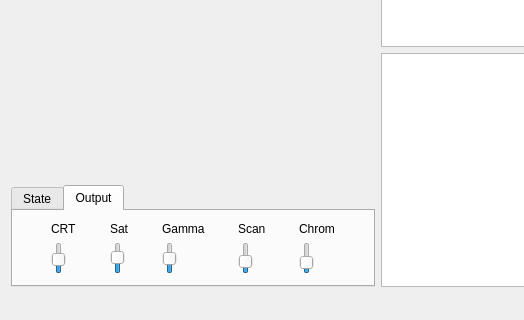
Above: OK64/mainwindow.ui from leuat/OK64 before the change; both pictures show x 0 to 524 and y 704 to 1024 of the 700 by 1024 pixel window. Below: the same form after it.
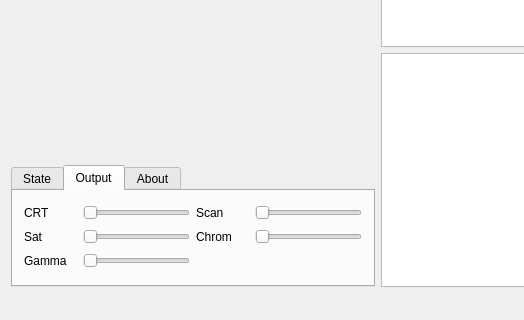
That is the form after the change. Custom widgets are drawn as their Qt base class.

The edit to the form file:
```diff
--- a/OK64/mainwindow.ui
+++ b/OK64/mainwindow.ui
@@ -104,92 +104,94 @@
              <attribute name="title">
               <string>Output</string>
              </attribute>
-             <layout class="QGridLayout" name="gridLayout_3" columnstretch="1,1,1,1,0">
-              <item row="0" column="2">
+             <layout class="QGridLayout" name="gridLayout_3" columnstretch="1,2,1,2">
+              <item row="4" column="1">
+               <widget class="QSlider" name="sldGamma">
+                <property name="orientation">
+                 <enum>Qt::Horizontal</enum>
+                </property>
+               </widget>
+              </item>
+              <item row="0" column="3">
+               <widget class="QSlider" name="sldScan">
+                <property name="orientation">
+                 <enum>Qt::Horizontal</enum>
+                </property>
+               </widget>
+              </item>
+              <item row="4" column="0">
                <widget class="QLabel" name="label_4">
                 <property name="text">
                  <string>Gamma</string>
                 </property>
                </widget>
               </item>
-              <item row="0" column="3">
-               <widget class="QLabel" name="label_5">
-                <property name="text">
-                 <string>Scan</string>
-                </property>
-               </widget>
-              </item>
-              <item row="0" column="0">
-               <widget class="QLabel" name="label_2">
-                <property name="text">
-                 <string>CRT</string>
-                </property>
-               </widget>
-              </item>
-              <item row="0" column="1">
+              <item row="3" column="0">
                <widget class="QLabel" name="label_3">
                 <property name="text">
                  <string>Sat</string>
                 </property>
                </widget>
               </item>
-              <item row="1" column="1">
-               <widget class="QSlider" name="sldSat">
-                <property name="value">
-                 <number>50</number>
-                </property>
-                <property name="orientation">
-                 <enum>Qt::Vertical</enum>
-                </property>
-               </widget>
-              </item>
-              <item row="1" column="2">
-               <widget class="QSlider" name="sldGamma">
-                <property name="value">
-                 <number>45</number>
-                </property>
-                <property name="orientation">
-                 <enum>Qt::Vertical</enum>
-                </property>
-               </widget>
-              </item>
-              <item row="1" column="0">
+              <item row="0" column="1">
                <widget class="QSlider" name="sldCrt">
-                <property name="value">
-                 <number>40</number>
-                </property>
                 <property name="orientation">
-                 <enum>Qt::Vertical</enum>
+                 <enum>Qt::Horizontal</enum>
                 </property>
                </widget>
               </item>
-              <item row="1" column="3">
-               <widget class="QSlider" name="sldScan">
-                <property name="value">
-                 <number>30</number>
+              <item row="0" column="2">
+               <widget class="QLabel" name="label_5">
+                <property name="text">
+                 <string>Scan</string>
                 </property>
-                <property name="sliderPosition">
-                 <number>30</number>
-                </property>
-                <property name="orientation">
-                 <enum>Qt::Vertical</enum>
-                </property>
                </widget>
               </item>
-              <item row="1" column="4">
-               <widget class="QSlider" name="sldChrom">
-                <property name="value">
-                 <number>25</number>
-                </property>
-                <property name="orientation">
-                 <enum>Qt::Vertical</enum>
-                </property>
-               </widget>
-              </item>
-              <item row="0" column="4">
+              <item row="3" column="2">
                <widget class="QLabel" name="label_6">
                 <property name="text">
                  <string>Chrom</string>
+                </property>
+               </widget>
+              </item>
+              <item row="3" column="1">
+               <widget class="QSlider" name="sldSat">
+                <property name="orientation">
+                 <enum>Qt::Horizontal</enum>
+                </property>
+               </widget>
+              </item>
+              <item row="0" column="0">
+               <widget class="QLabel" name="label_2">
+                <property name="text">
+                 <string>CRT</string>
+                </property>
+               </widget>
+              </item>
+              <item row="3" column="3">
+               <widget class="QSlider" name="sldChrom">
+                <property name="orientation">
+                 <enum>Qt::Horizontal</enum>
+                </property>
+               </widget>
+              </item>
+             </layout>
+            </widget>
+            <widget class="QWidget" name="tab_3">
+             <attribute name="title">
+              <string>About</string>
+             </attribute>
+             <layout class="QGridLayout" name="gridLayout">
+              <item row="0" column="0">
+               <widget class="QTextBrowser" name="textBrowser">
+                <property name="html">
+                 <string>&lt;!DOCTYPE HTML PUBLIC &quot;-//W3C//DTD HTML 4.0//EN&quot; &quot;http://www.w3.org/TR/REC-html40/strict.dtd&quot;&gt;
+&lt;html&gt;&lt;head&gt;&lt;meta name=&quot;qrichtext&quot; content=&quot;1&quot; /&gt;&lt;meta charset=&quot;utf-8&quot; /&gt;&lt;style type=&quot;text/css&quot;&gt;
+p, li { white-space: pre-wrap; }
+&lt;/style&gt;&lt;/head&gt;&lt;body style=&quot; font-family:'Segoe UI'; font-size:9pt; font-weight:400; font-style:normal;&quot;&gt;
+&lt;p style=&quot; margin-top:0px; margin-bottom:0px; margin-left:0px; margin-right:0px; -qt-block-indent:0; text-indent:0px;&quot;&gt;OK64 - a real fake fantasy computer! &lt;/p&gt;
+&lt;p style=&quot; margin-top:0px; margin-bottom:0px; margin-left:0px; margin-right:0px; -qt-block-indent:0; text-indent:0px;&quot;&gt;Made by leuat. Contact leuat@irio.co.uk for questions. &lt;/p&gt;
+&lt;p style=&quot; margin-top:0px; margin-bottom:0px; margin-left:0px; margin-right:0px; -qt-block-indent:0; text-indent:0px;&quot;&gt;See www.turborascal.com for information. You're supposed to use TRSE in order to code for this thing.&lt;/p&gt;&lt;/body&gt;&lt;/html&gt;</string>
                 </property>
                </widget>
               </item>
```
